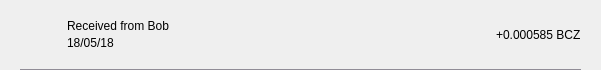
Before: the Qt Designer form src/qt/bcz/forms/txrow.ui in SpecialCoins/den, drawn with Qt 5.
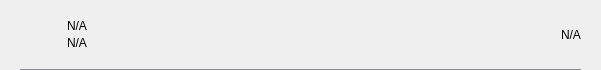
After: the same form once the commit is applied.

What changed in the file:
```diff
--- a/src/qt/bcz/forms/txrow.ui
+++ b/src/qt/bcz/forms/txrow.ui
@@ -110,7 +110,7 @@
               <string notr="true"/>
              </property>
              <property name="text">
-              <string>Received from Bob</string>
+              <string notr="true">N/A</string>
              </property>
              <property name="alignment">
               <set>Qt::AlignBottom|Qt::AlignLeading|Qt::AlignLeft</set>
@@ -123,7 +123,7 @@
               <string notr="true"/>
              </property>
              <property name="text">
-              <string>18/05/18</string>
+              <string notr="true">N/A</string>
              </property>
              <property name="alignment">
               <set>Qt::AlignLeading|Qt::AlignLeft|Qt::AlignTop</set>
@@ -138,7 +138,7 @@
             <string notr="true"/>
            </property>
            <property name="text">
-            <string>+0.000585 BCZ</string>
+            <string notr="true">N/A</string>
            </property>
           </widget>
          </item>
```
